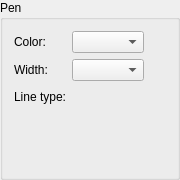
LibreCAD/LibreCAD, file librecad/src/ui/components/pen/qg_widgetpen.ui: the form before one commit.
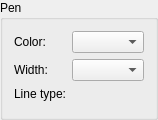
The form after the commit. Custom widgets are drawn as their Qt base class.

The edit to the form file:
```diff
--- a/librecad/src/ui/components/pen/qg_widgetpen.ui
+++ b/librecad/src/ui/components/pen/qg_widgetpen.ui
@@ -6,8 +6,8 @@
    <rect>
     <x>0</x>
     <y>0</y>
-    <width>180</width>
-    <height>180</height>
+    <width>152</width>
+    <height>120</height>
    </rect>
   </property>
   <property name="sizePolicy">
@@ -19,13 +19,16 @@
   <property name="minimumSize">
    <size>
     <width>0</width>
-    <height>0</height>
+    <height>12</height>
    </size>
   </property>
   <property name="windowTitle">
    <string>Pen</string>
   </property>
-  <layout class="QGridLayout">
+  <layout class="QHBoxLayout" name="horizontalLayout">
+   <property name="spacing">
+    <number>0</number>
+   </property>
    <property name="leftMargin">
     <number>0</number>
    </property>
@@ -38,11 +41,14 @@
    <property name="bottomMargin">
     <number>0</number>
    </property>
-   <property name="spacing">
-    <number>0</number>
-   </property>
-   <item row="0" column="0">
+   <item>
     <widget class="QGroupBox" name="bgPen">
+     <property name="minimumSize">
+      <size>
+       <width>0</width>
+       <height>120</height>
+      </size>
+     </property>
      <property name="title">
       <string>Pen</string>
      </property>
@@ -96,7 +102,7 @@
        </widget>
       </item>
       <item row="3" column="0">
-       <spacer name="spacer8">
+       <spacer name="vsSpacerVertical">
         <property name="orientation">
          <enum>Qt::Vertical</enum>
         </property>
@@ -106,7 +112,7 @@
         <property name="sizeHint" stdset="0">
          <size>
           <width>21</width>
-          <height>1</height>
+          <height>0</height>
          </size>
         </property>
        </spacer>
@@ -132,22 +138,6 @@
         </property>
        </widget>
       </item>
-      <item row="3" column="1">
-       <spacer name="spacer9">
-        <property name="orientation">
-         <enum>Qt::Vertical</enum>
-        </property>
-        <property name="sizeType">
-         <enum>QSizePolicy::Expanding</enum>
-        </property>
-        <property name="sizeHint" stdset="0">
-         <size>
-          <width>21</width>
-          <height>1</height>
-         </size>
-        </property>
-       </spacer>
-      </item>
       <item row="0" column="2">
        <spacer name="horizontalSpacer">
         <property name="orientation">
@@ -161,32 +151,6 @@
         </property>
        </spacer>
       </item>
-      <item row="1" column="2">
-       <spacer name="horizontalSpacer_2">
-        <property name="orientation">
-         <enum>Qt::Horizontal</enum>
-        </property>
-        <property name="sizeHint" stdset="0">
-         <size>
-          <width>0</width>
-          <height>20</height>
-         </size>
-        </property>
-       </spacer>
-      </item>
-      <item row="2" column="2">
-       <spacer name="horizontalSpacer_3">
-        <property name="orientation">
-         <enum>Qt::Horizontal</enum>
-        </property>
-        <property name="sizeHint" stdset="0">
-         <size>
-          <width>0</width>
-          <height>20</height>
-         </size>
-        </property>
-       </spacer>
-      </item>
      </layout>
     </widget>
    </item>
@@ -194,11 +158,6 @@
  </widget>
  <layoutdefault spacing="6" margin="11"/>
  <customwidgets>
-  <customwidget>
-   <class>QG_LineTypeBox</class>
-   <extends>QWidget</extends>
-   <header>qg_linetypebox.h</header>
-  </customwidget>
   <customwidget>
    <class>QG_ColorBox</class>
    <extends>QComboBox</extends>
@@ -209,6 +168,11 @@
    <extends>QComboBox</extends>
    <header>../ui/components/comboboxes/qg_widthbox.h</header>
   </customwidget>
+  <customwidget>
+   <class>QG_LineTypeBox</class>
+   <extends>QWidget</extends>
+   <header>qg_linetypebox.h</header>
+  </customwidget>
  </customwidgets>
  <resources/>
  <connections/>
```
